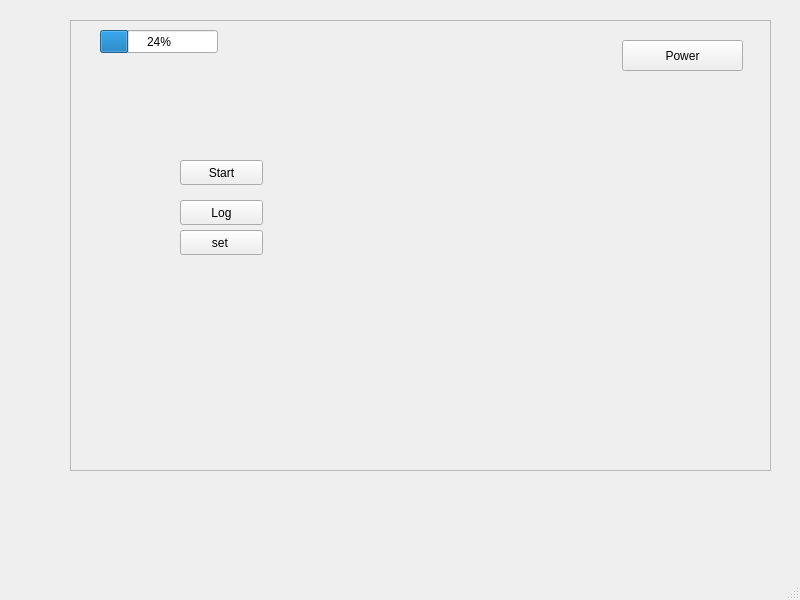
Qt form FP_Code/mainwindow.ui (HIZE-Y/3004_FP) before a commit.
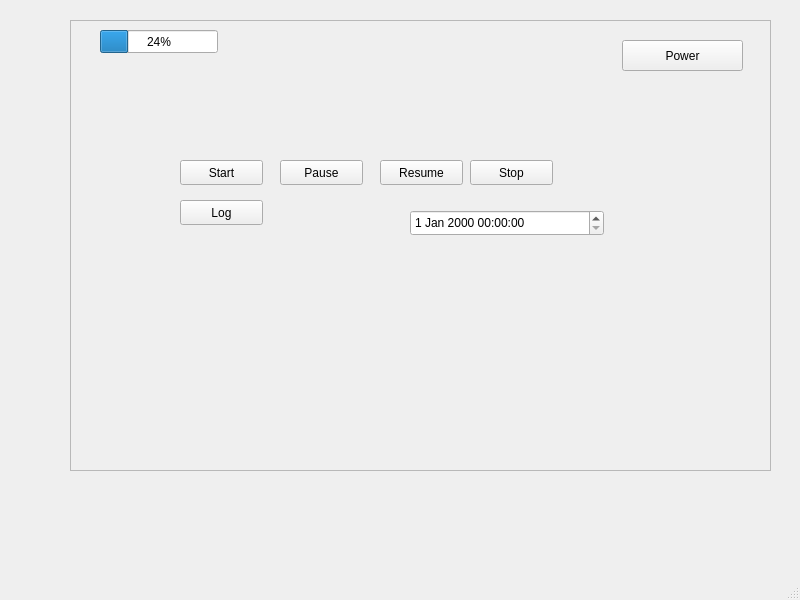
The same form after that commit.

The edit to the form file:
```diff
--- a/FP_Code/mainwindow.ui
+++ b/FP_Code/mainwindow.ui
@@ -68,19 +68,6 @@
       <string>Log</string>
      </property>
     </widget>
-    <widget class="QPushButton" name="pushButton_4">
-     <property name="geometry">
-      <rect>
-       <x>110</x>
-       <y>210</y>
-       <width>83</width>
-       <height>25</height>
-      </rect>
-     </property>
-     <property name="text">
-      <string>set </string>
-     </property>
-    </widget>
     <widget class="QProgressBar" name="Battery">
      <property name="geometry">
       <rect>
@@ -94,6 +81,55 @@
       <number>24</number>
      </property>
     </widget>
+    <widget class="QDateTimeEdit" name="dateTimeEdit">
+     <property name="geometry">
+      <rect>
+       <x>340</x>
+       <y>190</y>
+       <width>194</width>
+       <height>26</height>
+      </rect>
+     </property>
+    </widget>
+    <widget class="QPushButton" name="pushButton">
+     <property name="geometry">
+      <rect>
+       <x>210</x>
+       <y>140</y>
+       <width>83</width>
+       <height>25</height>
+      </rect>
+     </property>
+     <property name="text">
+      <string>Pause</string>
+     </property>
+    </widget>
+    <widget class="QPushButton" name="pushButton_3">
+     <property name="geometry">
+      <rect>
+       <x>400</x>
+       <y>140</y>
+       <width>83</width>
+       <height>25</height>
+      </rect>
+     </property>
+     <property name="text">
+      <string>Stop</string>
+     </property>
+    </widget>
+    <widget class="QPushButton" name="pushButton_2">
+     <property name="geometry">
+      <rect>
+       <x>310</x>
+       <y>140</y>
+       <width>83</width>
+       <height>25</height>
+      </rect>
+     </property>
+     <property name="text">
+      <string>Resume</string>
+     </property>
+    </widget>
    </widget>
   </widget>
   <widget class="QMenuBar" name="menubar">
```
